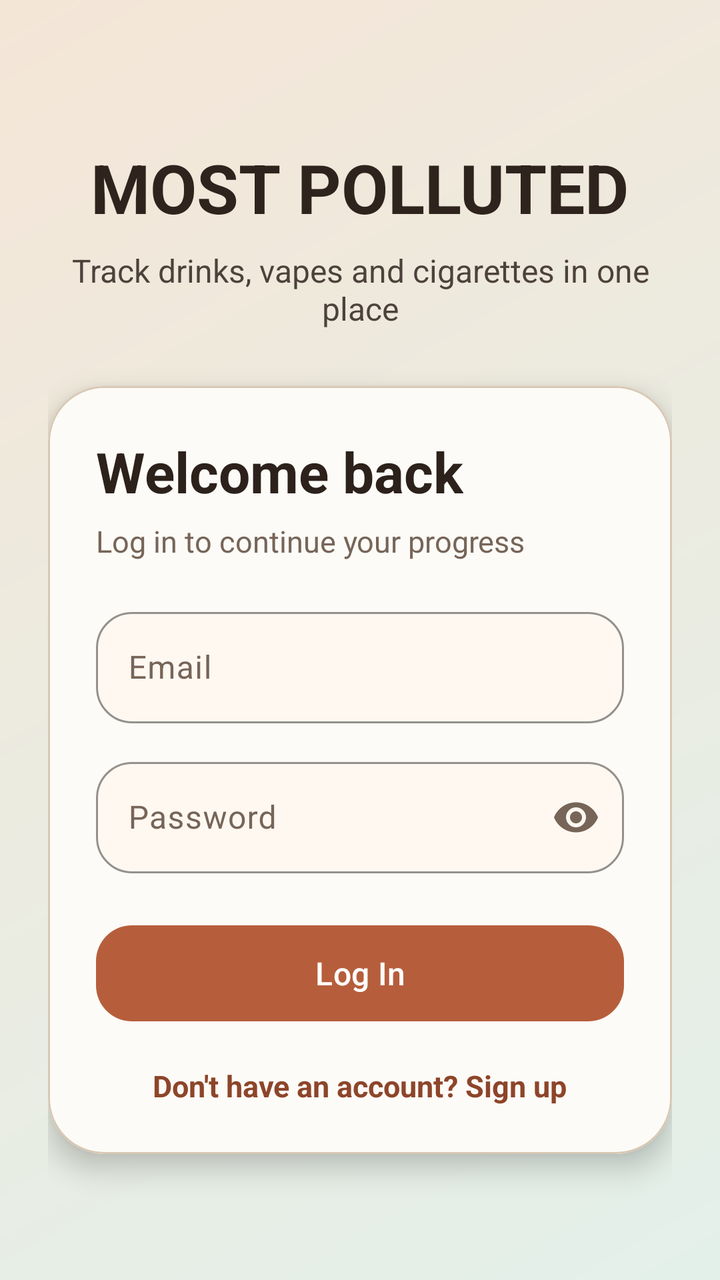
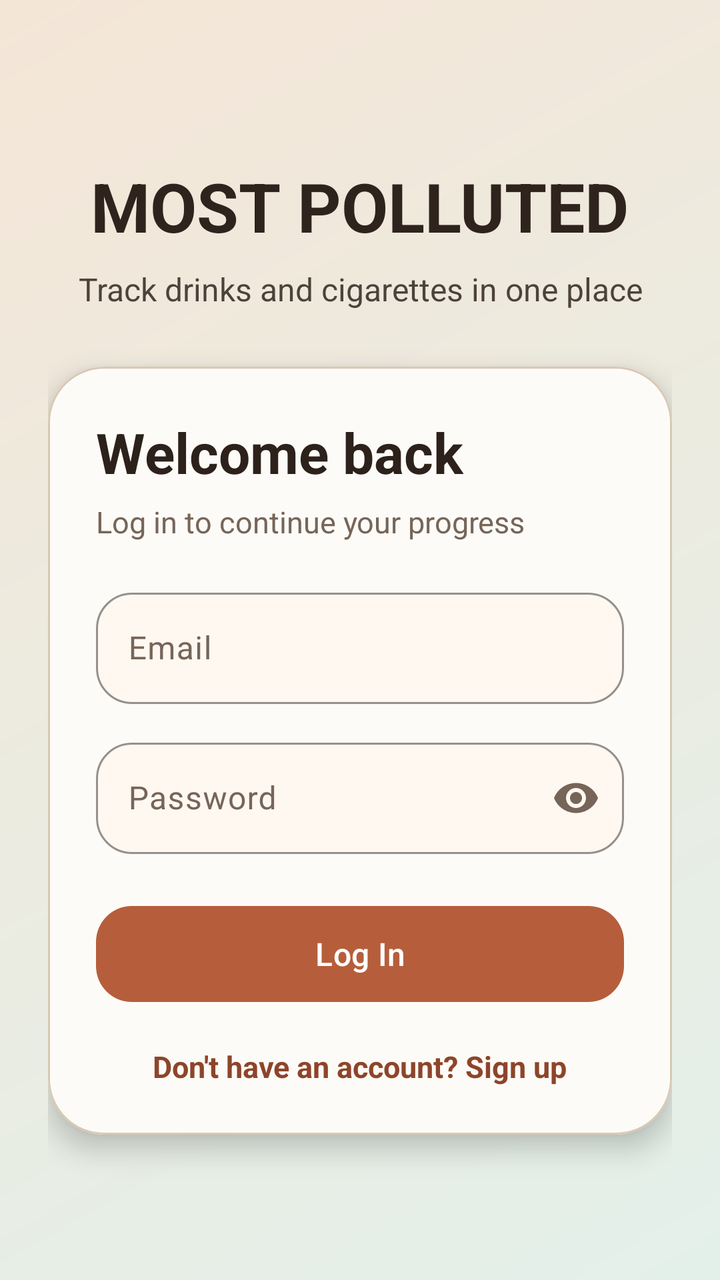

Screens rendered from an Android XML layout before and after an edit, with the pre-edit source and the edit as a unified diff.
<!-- AndroidManifest.xml: application theme Theme.ZeroVelocity -->
<!-- res/layout/activity_login.xml -->
<?xml version="1.0" encoding="utf-8"?>
<androidx.core.widget.NestedScrollView xmlns:android="http://schemas.android.com/apk/res/android"
    xmlns:app="http://schemas.android.com/apk/res-auto"
    android:layout_width="match_parent"
    android:layout_height="match_parent"
    android:background="@drawable/auth_screen_background"
    android:fillViewport="true">
    
    <LinearLayout
        android:layout_width="match_parent"
        android:layout_height="wrap_content"
        android:gravity="center"
        android:orientation="vertical"
        android:padding="24dp">
        
        <TextView
            android:layout_width="wrap_content"
            android:layout_height="wrap_content"
            android:layout_marginTop="32dp"
            android:text="MOST POLLUTED"
            android:textColor="@color/auth_brand_ink"
            android:textSize="34sp"
            android:textStyle="bold" />
        
        <TextView
            android:layout_width="wrap_content"
            android:layout_height="wrap_content"
            android:layout_marginTop="8dp"
            android:alpha="0.85"
            android:text="Track drinks, vapes and cigarettes in one place"
            android:textAlignment="center"
            android:textColor="@color/auth_brand_ink"
            android:textSize="16sp" />
        
        <com.google.android.material.card.MaterialCardView
            android:layout_width="match_parent"
            android:layout_height="wrap_content"
            android:layout_marginTop="28dp"
            android:layout_marginBottom="24dp"
            app:cardBackgroundColor="@color/auth_surface"
            app:cardCornerRadius="28dp"
            app:cardElevation="8dp"
            app:strokeColor="@color/auth_card_stroke"
            app:strokeWidth="1dp">
            
            <LinearLayout
                android:layout_width="match_parent"
                android:layout_height="wrap_content"
                android:orientation="vertical"
                android:padding="24dp">

                <TextView
                    android:layout_width="wrap_content"
                    android:layout_height="wrap_content"
                    android:text="Welcome back"
                    android:textColor="@color/auth_text_primary"
                    android:textSize="28sp"
                    android:textStyle="bold" />

                <TextView
                    android:layout_width="wrap_content"
                    android:layout_height="wrap_content"
                    android:layout_marginTop="6dp"
                    android:layout_marginBottom="20dp"
                    android:text="Log in to continue your progress"
                    android:textColor="@color/auth_text_secondary"
                    android:textSize="15sp" />
                
                <com.google.android.material.textfield.TextInputLayout
                    style="@style/Widget.ZeroVelocity.AuthInputLayout"
                    android:layout_width="match_parent"
                    android:layout_height="wrap_content"
                    android:hint="Email">

                    <com.google.android.material.textfield.TextInputEditText
                        android:id="@+id/et_email"
                        android:layout_width="match_parent"
                        android:layout_height="wrap_content"
                        android:inputType="textEmailAddress"
                        android:textColor="@color/auth_text_primary"
                        android:textColorHint="@color/auth_text_secondary" />
                </com.google.android.material.textfield.TextInputLayout>
                
                <com.google.android.material.textfield.TextInputLayout
                    style="@style/Widget.ZeroVelocity.AuthInputLayout"
                    android:layout_width="match_parent"
                    android:layout_height="wrap_content"
                    android:layout_marginTop="14dp"
                    android:hint="Password"
                    app:endIconMode="password_toggle">

                    <com.google.android.material.textfield.TextInputEditText
                        android:id="@+id/et_password"
                        android:layout_width="match_parent"
                        android:layout_height="wrap_content"
                        android:inputType="textPassword"
                        android:textColor="@color/auth_text_primary"
                        android:textColorHint="@color/auth_text_secondary" />
                </com.google.android.material.textfield.TextInputLayout>
                
                <com.google.android.material.button.MaterialButton
                    android:id="@+id/btn_login"
                    android:layout_width="match_parent"
                    android:layout_height="wrap_content"
                    android:layout_marginTop="22dp"
                    android:minHeight="56dp"
                    android:text="Log In"
                    android:textAllCaps="false"
                    android:textSize="16sp"
                    app:backgroundTint="@color/auth_button"
                    app:cornerRadius="18dp" />
                
                <TextView
                    android:id="@+id/tv_go_to_sign_up"
                    android:layout_width="wrap_content"
                    android:layout_height="wrap_content"
                    android:layout_gravity="center_horizontal"
                    android:layout_marginTop="18dp"
                    android:text="Don't have an account? Sign up"
                    android:textColor="@color/auth_link"
                    android:textSize="15sp"
                    android:textStyle="bold" />
            </LinearLayout>
        </com.google.android.material.card.MaterialCardView>
    </LinearLayout>
</androidx.core.widget.NestedScrollView>
<!-- resources referenced by this layout -->
<resources>
  <color name="auth_brand_ink">#2F241D</color>
  <color name="auth_button">#B65E3C</color>
  <color name="auth_card_stroke">#D8C8B4</color>
  <color name="auth_link">#8D452A</color>
  <color name="auth_surface">#FDFBF7</color>
  <color name="auth_text_primary">#2C211B</color>
  <color name="auth_text_secondary">#766558</color>
  <!-- drawable auth_screen_background (drawable) -->
  <?xml version="1.0" encoding="utf-8"?>
  <shape xmlns:android="http://schemas.android.com/apk/res/android">
      
      <gradient
          android:angle="315"
          android:endColor="@color/auth_background_end"
          android:startColor="@color/auth_background_start" />
  </shape>
  <style name="Widget.ZeroVelocity.AuthInputLayout" parent="Widget.Material3.TextInputLayout.OutlinedBox">
          <item name="boxBackgroundColor">@color/auth_input_fill</item>
          <item name="boxCornerRadiusTopStart">18dp</item>
          <item name="boxCornerRadiusTopEnd">18dp</item>
          <item name="boxCornerRadiusBottomStart">18dp</item>
          <item name="boxCornerRadiusBottomEnd">18dp</item>
          <item name="boxStrokeColor">@color/auth_input_stroke</item>
          <item name="hintTextColor">@color/auth_text_secondary</item>
          <item name="android:textColorHint">@color/auth_text_secondary</item>
          <item name="endIconTint">@color/auth_text_secondary</item>
      </style>
  <style name="Theme.ZeroVelocity" parent="Base.Theme.ZeroVelocity" />
  <color name="auth_background_end">#E3F0EA</color>
  <color name="auth_background_start">#F4E6D7</color>
  <color name="auth_input_fill">#FFF8F1</color>
  <color name="auth_input_stroke">#C9B49C</color>
  <style name="Base.Theme.ZeroVelocity" parent="Theme.Material3.DayNight.NoActionBar">
          
          
      </style>
</resources>

<!-- the commit's change to res/layout/activity_login.xml (unified diff, before → after) -->
@@ -27,7 +27,7 @@
             android:layout_height="wrap_content"
             android:layout_marginTop="8dp"
             android:alpha="0.85"
-            android:text="Track drinks, vapes and cigarettes in one place"
+            android:text="Track drinks and cigarettes in one place"
             android:textAlignment="center"
             android:textColor="@color/auth_brand_ink"
             android:textSize="16sp" />
